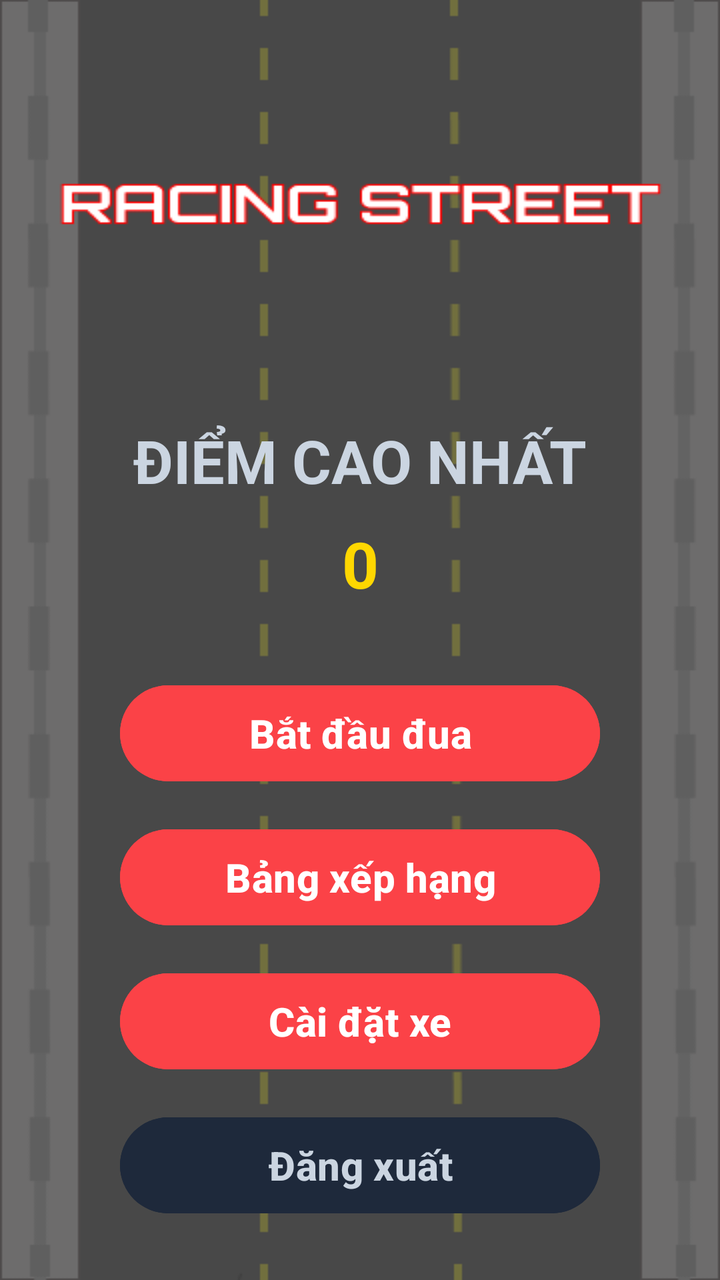
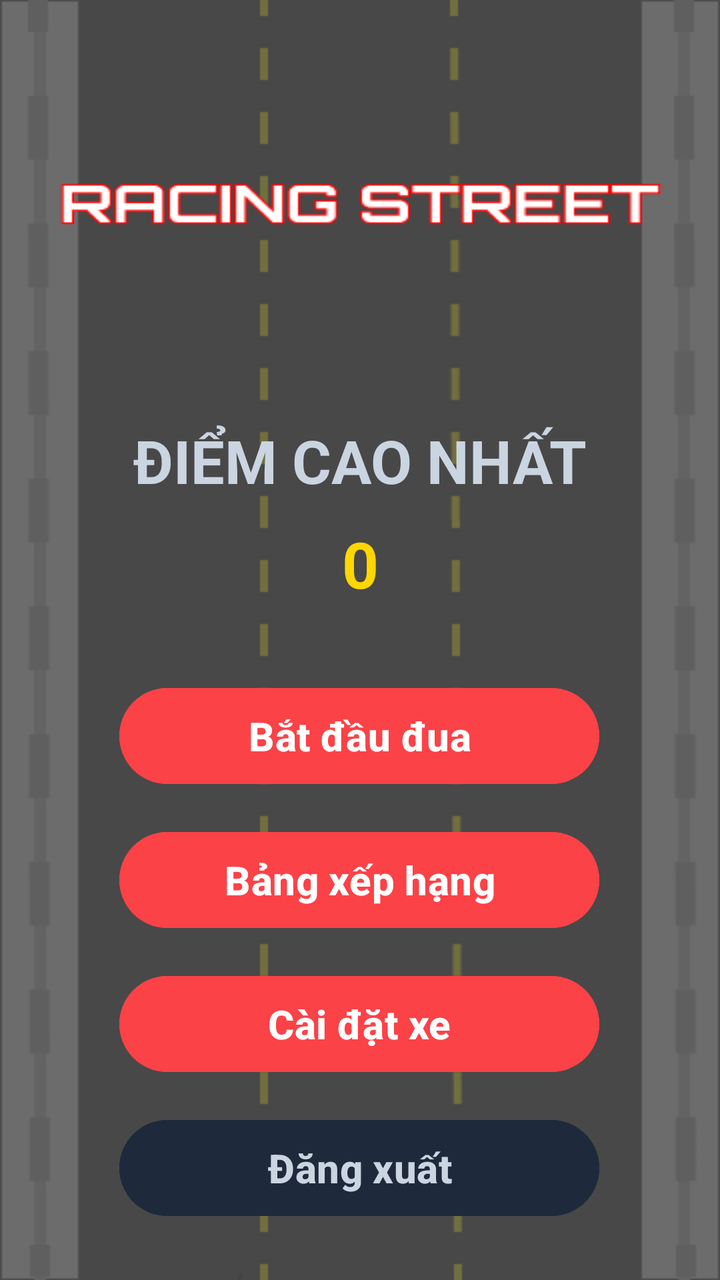

Two renders of the same Android screen: before a commit and after it. Below are the layout's source before the change and the commit's diff.
<!-- AndroidManifest.xml: application theme Theme.Game -->
<!-- res/layout/activity_menu_layout.xml -->
<?xml version="1.0" encoding="utf-8"?>
<androidx.constraintlayout.widget.ConstraintLayout xmlns:android="http://schemas.android.com/apk/res/android"
    xmlns:app="http://schemas.android.com/apk/res-auto"
    xmlns:tools="http://schemas.android.com/tools"
    android:id="@+id/main"
    android:layout_width="match_parent"
    android:layout_height="match_parent"
    android:background="@drawable/loadingscreen"
    tools:context=".MainMenu.menuLayout">

    <TextView
        android:id="@+id/tvHighScoreLabel"
        android:layout_width="wrap_content"
        android:layout_height="wrap_content"
        android:layout_marginTop="210dp"
        android:text="ĐIỂM CAO NHẤT"
        android:textColor="#CBD5E1"
        android:textSize="30sp"
        android:textStyle="bold"
        app:layout_constraintEnd_toEndOf="parent"
        app:layout_constraintStart_toStartOf="parent"
        app:layout_constraintTop_toTopOf="parent" />

    <TextView
        android:id="@+id/tvHighScoreValue"
        android:layout_width="wrap_content"
        android:layout_height="wrap_content"
        android:layout_marginTop="8dp"
        android:paddingHorizontal="24dp"
        android:paddingVertical="2dp"
        android:text="0"
        android:textColor="#FFD700"
        android:textSize="32sp"
        android:textStyle="bold"
        app:layout_constraintEnd_toEndOf="parent"
        app:layout_constraintStart_toStartOf="parent"
        app:layout_constraintTop_toBottomOf="@+id/tvHighScoreLabel" />

    <Button
        android:id="@+id/btnPlayGame"
        android:layout_width="240dp"
        android:layout_height="56dp"
        android:backgroundTint="#FB4247"
        android:text="Bắt đầu đua"
        android:textColor="#FFFFFF"
        android:textSize="20sp"
        android:textStyle="bold"
        app:layout_constraintBottom_toBottomOf="parent"
        app:layout_constraintEnd_toEndOf="parent"
        app:layout_constraintStart_toStartOf="parent"
        app:layout_constraintTop_toTopOf="parent"
        app:layout_constraintVertical_bias="0.58" />

    <Button
        android:id="@+id/btnLeaderboard"
        android:layout_width="240dp"
        android:layout_height="56dp"
        android:layout_marginTop="16dp"
        android:backgroundTint="#FB4247"
        android:text="Bảng xếp hạng"
        android:textColor="#FFFFFF"
        android:textSize="20sp"
        android:textStyle="bold"
        app:layout_constraintEnd_toEndOf="@+id/btnPlayGame"
        app:layout_constraintStart_toStartOf="@+id/btnPlayGame"
        app:layout_constraintTop_toBottomOf="@+id/btnPlayGame" />

    <Button
        android:id="@+id/btnSetting"
        android:layout_width="240dp"
        android:layout_height="56dp"
        android:layout_marginTop="16dp"
        android:backgroundTint="#FB4247"
        android:text="Cài đặt xe"
        android:textColor="#FFFFFF"
        android:textSize="20sp"
        android:textStyle="bold"
        app:layout_constraintEnd_toEndOf="@+id/btnLeaderboard"
        app:layout_constraintStart_toStartOf="@+id/btnLeaderboard"
        app:layout_constraintTop_toBottomOf="@+id/btnLeaderboard" />

    <Button
        android:id="@+id/btnLogout"
        android:layout_width="240dp"
        android:layout_height="56dp"
        android:layout_marginTop="16dp"
        android:backgroundTint="#1E293B"
        android:text="Đăng xuất"
        android:textColor="#CBD5E1"
        android:textSize="20sp"
        android:textStyle="bold"
        app:layout_constraintEnd_toEndOf="@+id/btnSetting"
        app:layout_constraintStart_toStartOf="@+id/btnSetting"
        app:layout_constraintTop_toBottomOf="@+id/btnSetting" />

</androidx.constraintlayout.widget.ConstraintLayout>
<!-- resources referenced by this layout -->
<resources>
  <!-- drawable loadingscreen: png bitmap (drawable, 8203 bytes) -->
  <style name="Theme.Game" parent="Base.Theme.Game" />
  <style name="Base.Theme.Game" parent="Theme.Material3.DayNight.NoActionBar">
          
          
      </style>
</resources>

<!-- the commit's change to res/layout/activity_menu_layout.xml (unified diff, before → after) -->
@@ -47,9 +47,10 @@
         android:textStyle="bold"
         app:layout_constraintBottom_toBottomOf="parent"
         app:layout_constraintEnd_toEndOf="parent"
+        app:layout_constraintHorizontal_bias="0.497"
         app:layout_constraintStart_toStartOf="parent"
         app:layout_constraintTop_toTopOf="parent"
-        app:layout_constraintVertical_bias="0.58" />
+        app:layout_constraintVertical_bias="0.582" />
 
     <Button
         android:id="@+id/btnLeaderboard"
